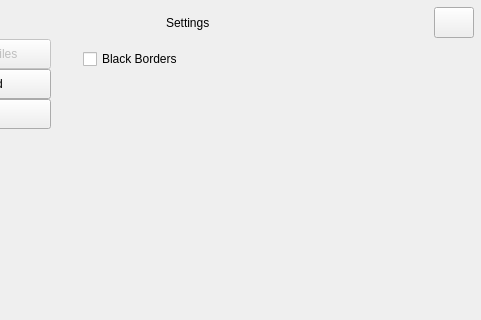
Old version of the form app/settings.ui in the repository marek-g/cine-encoder; both pictures show x 106 to 587 and y 0 to 320 of the 587 by 576 pixel window.
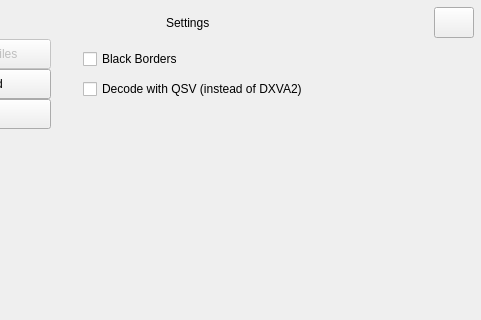
New version of the form. The open tabs and pages were chosen to show the change. Icons and pictures are not drawn.

Commit message: Add Decode with QSV setting

```diff
--- a/app/settings.ui
+++ b/app/settings.ui
@@ -1501,7 +1501,7 @@
                  <rect>
                   <x>20</x>
                   <y>10</y>
-                  <width>211</width>
+                  <width>321</width>
                   <height>22</height>
                  </rect>
                 </property>
@@ -1509,6 +1509,19 @@
                  <string>Black Borders</string>
                 </property>
                </widget>
+               <widget class="QCheckBox" name="checkBox_decodeWithQSV">
+                <property name="geometry">
+                 <rect>
+                  <x>20</x>
+                  <y>40</y>
+                  <width>321</width>
+                  <height>22</height>
+                 </rect>
+                </property>
+                <property name="text">
+                 <string>Decode with QSV (instead of DXVA2)</string>
+                </property>
+               </widget>
               </widget>
              </widget>
             </item>
```
The commit also changes 6 other files.
